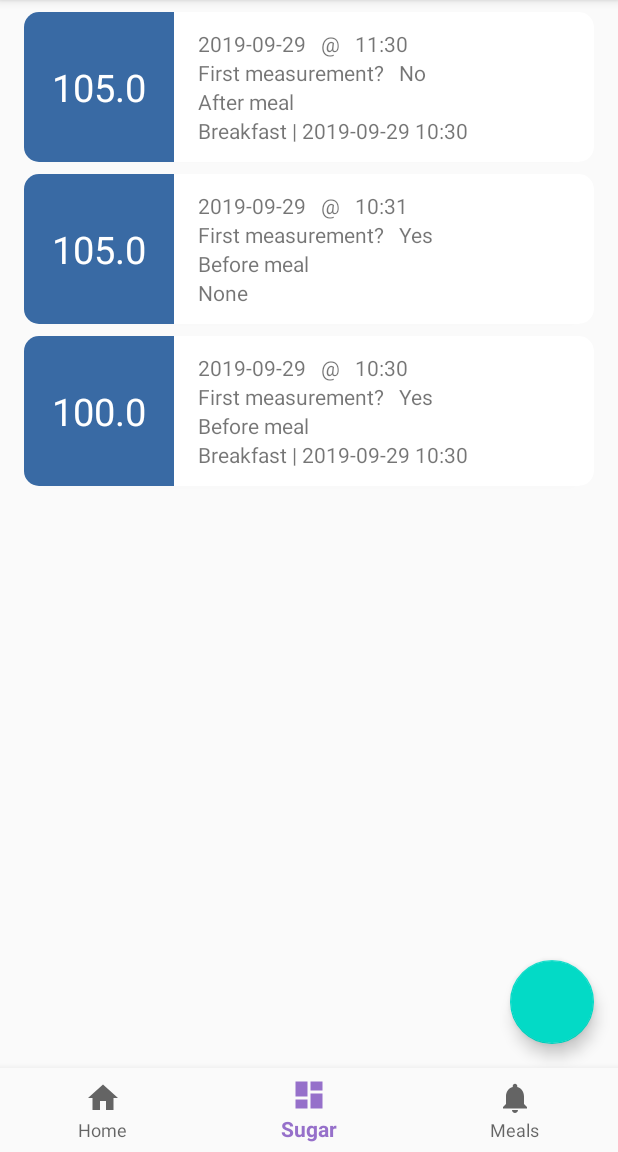
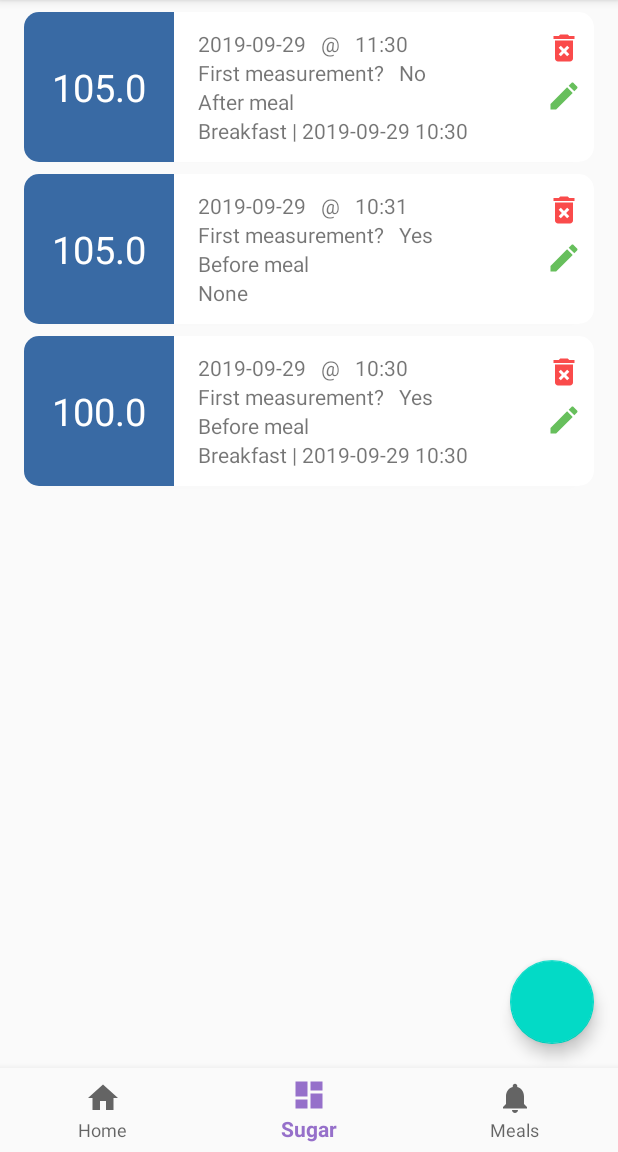
Before and after one commit to BobCormackYoung/SugarTracker, an Android app: the fragment FragmentMeals placed in its activity, item 2 of the bottom bar chosen, on a phone screen of 412 x 824 dp, the part 84-1236 px from its top. Run offline under Robolectric (Android 15) with nearby library versions, the phone set to English and light mode, and no system bars; our stand-ins replace Room's generated code.

Commit message:
Minor UI tweaks

```diff
--- a/app/src/main/java/com/youngsoft/sugartracker/AdapterMealList.java
+++ b/app/src/main/java/com/youngsoft/sugartracker/AdapterMealList.java
@@ -109,19 +109,13 @@ public class AdapterMealList extends ListAdapter<MealRecord, AdapterMealList.Mea
             DecimalFormat decimalFormat = new DecimalFormat("#");
             if (outputList == null) {
                 Log.i("AdapterMeal","Meal " + index + ", List size null");
-                inputParams.holder.tvBeforeValue.setText("");
-                inputParams.holder.tvBeforeTitle.setVisibility(View.INVISIBLE);
-                inputParams.holder.tvBeforeValue.setVisibility(View.INVISIBLE);
+                inputParams.holder.tvBeforeValue.setText("-");
             } else if (outputList.isEmpty()) {
                 Log.i("AdapterMeal","Meal " + index + ", List is empty");
-                inputParams.holder.tvBeforeValue.setText("");
-                inputParams.holder.tvBeforeTitle.setVisibility(View.INVISIBLE);
-                inputParams.holder.tvBeforeValue.setVisibility(View.INVISIBLE);
+                inputParams.holder.tvBeforeValue.setText("-");
             } else if (outputList.size() == 1) {
                 Log.i("AdapterMeal","Meal " + index + ", List size is 1");
                 inputParams.holder.tvBeforeValue.setText(decimalFormat.format(outputList.get(0).getMeasurement()));
-                inputParams.holder.tvBeforeTitle.setVisibility(View.VISIBLE);
-                inputParams.holder.tvBeforeValue.setVisibility(View.VISIBLE);
             } else {
                 Log.i("AdapterMeal","Meal " + index + ", List size neither null, 1 nor empty");
             }
@@ -149,19 +143,13 @@ public class AdapterMealList extends ListAdapter<MealRecord, AdapterMealList.Mea
             DecimalFormat decimalFormat = new DecimalFormat("#");
             if (outputList == null) {
                 Log.i("AdapterMeal","Meal " + index + ", List size null");
-                inputParams.holder.tvAfterValue.setText("");
-                inputParams.holder.tvAfterTitle.setVisibility(View.INVISIBLE);
-                inputParams.holder.tvAfterValue.setVisibility(View.INVISIBLE);
+                inputParams.holder.tvAfterValue.setText("-");
             } else if (outputList.isEmpty()) {
                 Log.i("AdapterMeal","Meal " + index + ", List is empty");
-                inputParams.holder.tvAfterValue.setText("");
-                inputParams.holder.tvAfterTitle.setVisibility(View.INVISIBLE);
-                inputParams.holder.tvAfterValue.setVisibility(View.INVISIBLE);
+                inputParams.holder.tvAfterValue.setText("-");
             } else if (outputList.size() == 1) {
                 Log.i("AdapterMeal","Meal " + index + ", List size is 1");
                 inputParams.holder.tvAfterValue.setText(decimalFormat.format(outputList.get(0).getMeasurement()));
-                inputParams.holder.tvAfterTitle.setVisibility(View.VISIBLE);
-                inputParams.holder.tvAfterValue.setVisibility(View.VISIBLE);
             } else {
                 Log.i("AdapterMeal","Meal " + index + ", List size neither null, 1 nor empty");
             }
--- /dev/null
+++ b/app/src/main/res/drawable/ic_delete_forever_24px.xml
@@ -0,0 +1,9 @@
+<vector xmlns:android="http://schemas.android.com/apk/res/android"
+    android:width="24dp"
+    android:height="24dp"
+    android:viewportWidth="24"
+    android:viewportHeight="24">
+  <path
+      android:fillColor="#FFfa4b4b"
+      android:pathData="M6,19c0,1.1 0.9,2 2,2h8c1.1,0 2,-0.9 2,-2L18,7L6,7v12zM8.46,11.88l1.41,-1.41L12,12.59l2.12,-2.12 1.41,1.41L13.41,14l2.12,2.12 -1.41,1.41L12,15.41l-2.12,2.12 -1.41,-1.41L10.59,14l-2.13,-2.12zM15.5,4l-1,-1h-5l-1,1L5,4v2h14L19,4z"/>
+</vector>
--- /dev/null
+++ b/app/src/main/res/drawable/ic_edit_24px.xml
@@ -0,0 +1,9 @@
+<vector xmlns:android="http://schemas.android.com/apk/res/android"
+    android:width="24dp"
+    android:height="24dp"
+    android:viewportWidth="24"
+    android:viewportHeight="24">
+  <path
+      android:fillColor="#FF67bf5c"
+      android:pathData="M3,17.25V21h3.75L17.81,9.94l-3.75,-3.75L3,17.25zM20.71,7.04c0.39,-0.39 0.39,-1.02 0,-1.41l-2.34,-2.34c-0.39,-0.39 -1.02,-0.39 -1.41,0l-1.83,1.83 3.75,3.75 1.83,-1.83z"/>
+</vector>
--- a/app/src/main/res/layout/cardview_meal.xml
+++ b/app/src/main/res/layout/cardview_meal.xml
@@ -36,7 +36,7 @@
 
             <TextView
                 android:id="@+id/tv_before_title"
-                android:layout_width="wrap_content"
+                android:layout_width="65dp"
                 android:layout_height="wrap_content"
                 android:layout_gravity="center_vertical"
                 android:background="@color/colorAccent1"
@@ -50,7 +50,7 @@
                 android:layout_toLeftOf="@id/tv_before_value"/>
 
             <TextView
-                android:layout_width="wrap_content"
+                android:layout_width="33dp"
                 android:layout_height="wrap_content"
                 android:text="100"
                 android:layout_gravity="center_vertical"
@@ -65,7 +65,7 @@
                 android:layout_toLeftOf="@+id/tv_after_title"/>
 
             <TextView
-                android:layout_width="wrap_content"
+                android:layout_width="50dp"
                 android:layout_height="wrap_content"
                 android:text="After"
                 android:layout_gravity="center_vertical"
@@ -81,7 +81,7 @@
 
             <TextView
                 android:id="@+id/tv_after_value"
-                android:layout_width="wrap_content"
+                android:layout_width="43dp"
                 android:layout_height="wrap_content"
                 android:layout_alignParentRight="true"
                 android:layout_gravity="center_vertical"
--- a/app/src/main/res/layout/cardview_sugar.xml
+++ b/app/src/main/res/layout/cardview_sugar.xml
@@ -25,11 +25,12 @@
             android:textSize="25sp" />
 
         <LinearLayout
-            android:layout_width="wrap_content"
+            android:layout_width="match_parent"
             android:layout_height="match_parent"
             android:gravity="center_vertical"
             android:orientation="vertical"
-            android:paddingLeft="16dp">
+            android:paddingLeft="16dp"
+            android:layout_weight="1">
 
             <LinearLayout
                 android:layout_width="wrap_content"
@@ -87,6 +88,29 @@
 
         </LinearLayout>
 
+        <LinearLayout
+            android:layout_width="wrap_content"
+            android:layout_height="match_parent"
+            android:orientation="vertical"
+            android:layout_weight="0"
+            android:paddingTop="12dp"
+            android:paddingRight="8dp">
+
+            <ImageButton
+                android:id="@+id/ib_delete_sugar"
+                android:layout_width="wrap_content"
+                android:layout_height="wrap_content"
+                android:background="@drawable/ic_delete_forever_24px"/>
+
+            <ImageButton
+                android:id="@+id/ib_edit_sugar"
+                android:layout_width="wrap_content"
+                android:layout_height="wrap_content"
+                android:layout_marginTop="8dp"
+                android:background="@drawable/ic_edit_24px"/>
+
+        </LinearLayout>
+
     </LinearLayout>
 
 
```
